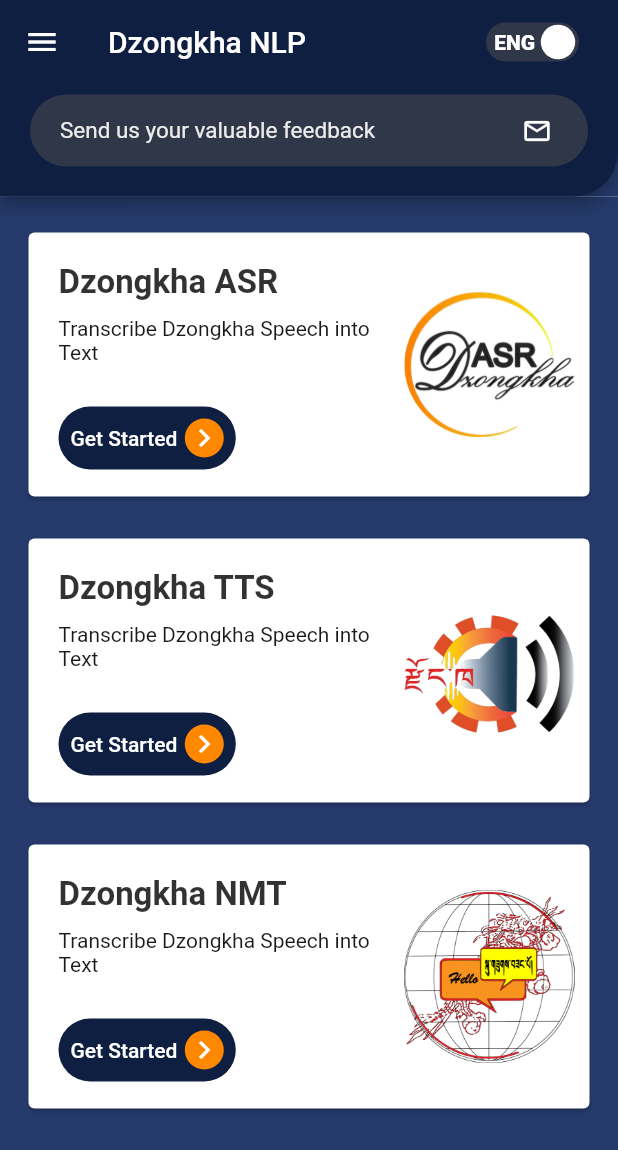
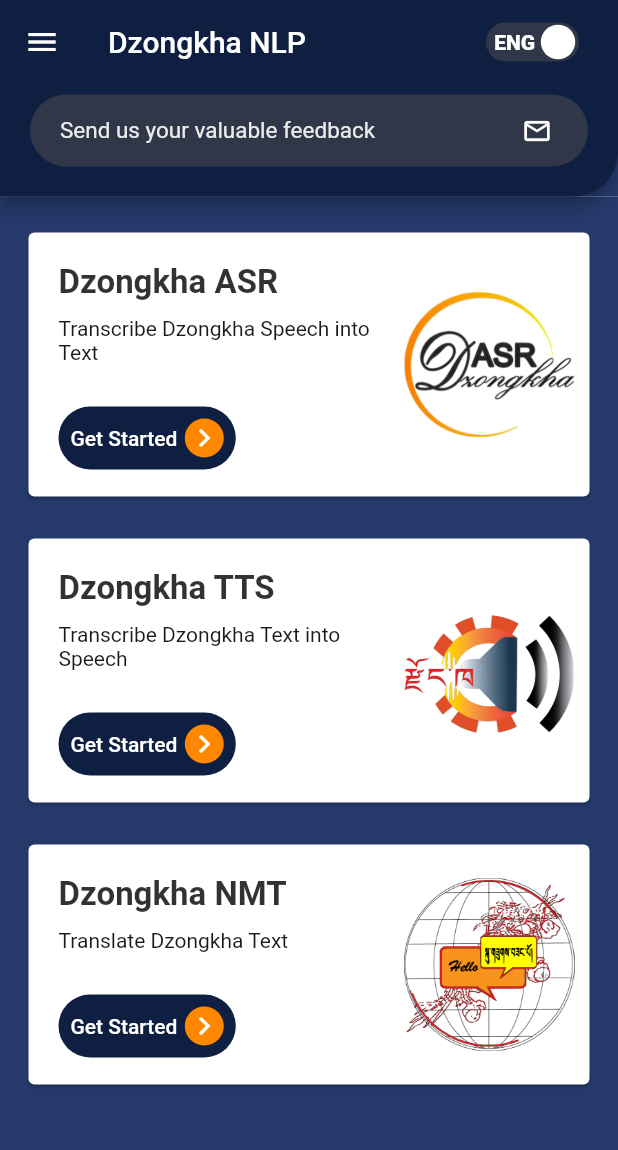
Before and after one commit to kinleyrabgay/nlp-v0, a Flutter app: the screen it shows after launch, after a tap on "Get Started", on a phone screen of 412 x 824 dp. Shown: the top 1150 px of the screen. Run offline on Flutter 3.47's test engine with Material 2 defaults, Android fonts, the phone set to English and light mode, and no system bars; drawn by our look-alikes of flutter_switch; our stand-ins replace assets_audio_player, audioplayers, file_picker, flutter_spinkit, flutter_svg, font_awesome_flutter and 2 more; missing offline and left inert: audio_slider, audio_waveforms, record.

Commit message:
multi-lingual

```diff
--- a/lib/pages/about/developer.dart
+++ b/lib/pages/about/developer.dart
@@ -50,8 +50,8 @@ class Developer extends StatelessWidget {
                   ),
                   ProfileCard(
                     developer1: "Karma Wangchuk",
-                    developer2: "Thinley Norbu",
-                    developer3: "Dodrup Wangchuk Sherpa",
+                    developer2: "Dodrup Wangchuk Sherpa",
+                    developer3: "Thinley Norbu",
                     developer4: "Sonam Yangchen",
                     projectname: "Dzongkha Translation Developer",
                     projectlogo: 'assets/img/nmt_logo.png',
--- a/lib/pages/components/app_bar.dart
+++ b/lib/pages/components/app_bar.dart
@@ -46,7 +46,7 @@ class AppbarWidget extends StatelessWidget implements PreferredSizeWidget {
                 Text(
                   englishState.isEnglishSelected
                       ? "Dzongkha NLP"
-                      : 'དྲོ་པ་བདེ་ལེགས།',
+                      : 'རྗོང་ཁ་ ཨེན་ཨེལ་པི།',
                   style: TextStyle(color: Colors.white),
                 ),
                 LanguageToggle(),
--- a/lib/pages/dashboard/dashboard_screen.dart
+++ b/lib/pages/dashboard/dashboard_screen.dart
@@ -61,10 +61,10 @@ class _DashboardScreenState extends State<DashboardScreen> {
                     DashboardCard(
                       heading: englishState.isEnglishSelected
                           ? "Dzongkha ASR"
-                          : "ཐདནཔཐདན",
+                          : "དྷོ་ཅ་གིས་རང་ལུགས་ཀྱི་ཁ་སླབ་ངོས་འཛིན་འབད་ནི།",
                       subtitle: englishState.isEnglishSelected
                           ? "Transcribe Dzongkha Speech into Text"
-                          : "ཐདནཔཐདནཔཐདནཔཐ་པ་ཐདནཔཐ་དནཔཐ་ནཔ",
+                          : "ཕྲེང་ཁ་གི་གསུང་བཤད་འདི་ཡི་གུ་ནང་བྲི་ད།",
                       imagepath: "assets/img/splash_1.png",
                       cardcolor: Colors.white,
                       onCardClick: () {
@@ -80,10 +80,10 @@ class _DashboardScreenState extends State<DashboardScreen> {
                     DashboardCard(
                       heading: englishState.isEnglishSelected
                           ? "Dzongkha TTS"
-                          : "ཐདནཔཐདནཔ",
+                          : "ཕྲེང་ཁ་ལུ་ཡིག་ཆ་འབྲི་བ།",
                       subtitle: englishState.isEnglishSelected
-                          ? "Transcribe Dzongkha Speech into Text"
-                          : "ཐདནཔཐདནཔཐདནཔཐ་པ་ཐདནཔཐ་དནཔཐ་ནཔ",
+                          ? "Transcribe Dzongkha Text into Speech"
+                          : "ཕྲིན་ལས་ཀྱི་ཡིག་ཆ་འདི་ཁ་སློང་ནང་ལུ་བྲི་བཅུག།",
                       imagepath: "assets/img/tts-logo.png",
                       cardcolor: Colors.white,
                       onCardClick: () {
@@ -99,10 +99,10 @@ class _DashboardScreenState extends State<DashboardScreen> {
                     DashboardCard(
                       heading: englishState.isEnglishSelected
                           ? "Dzongkha NMT"
-                          : "ཐདནཔཐདན",
+                          : "རྗོང་ཁ་ ནུ་རལ་མེསི་ནོ སྐད་སྒྱུར་།",
                       subtitle: englishState.isEnglishSelected
-                          ? "Transcribe Dzongkha Speech into Text"
-                          : "ཐདནཔཐདནཔཐདནཔཐ་པ་ཐདནཔཐ་དནཔཐ་ནཔ",
+                          ? "Translate Dzongkha Text"
+                          : "རྗོང་ཁ་ཡི་གུ་སྐད་སྒྱུར་འབད།",
                       imagepath: "assets/img/nmt_logo.png",
                       cardcolor: Colors.white,
                       onCardClick: () {
@@ -151,9 +151,7 @@ class _DashboardScreenState extends State<DashboardScreen> {
                       leading:
                           const Icon(Icons.edit_document, color: Colors.white),
                       title: Text(
-                        englishState.isEnglishSelected
-                            ? 'About'
-                            : 'ཞིབ་འཚོལ་པ་།',
+                        englishState.isEnglishSelected ? 'About' : 'སྐོར་ལུ།',
                         style:
                             const TextStyle(fontSize: 16, color: Colors.white),
                       ),
@@ -192,7 +190,7 @@ class _DashboardScreenState extends State<DashboardScreen> {
                       title: Text(
                         englishState.isEnglishSelected
                             ? 'Developer'
-                            : 'ཞིབ་འཚོལ་པ་།',
+                            : 'གོང་འཕེལ་གྱི་ལས་འགན།',
                         style:
                             const TextStyle(fontSize: 16, color: Colors.white),
                       ),
```
